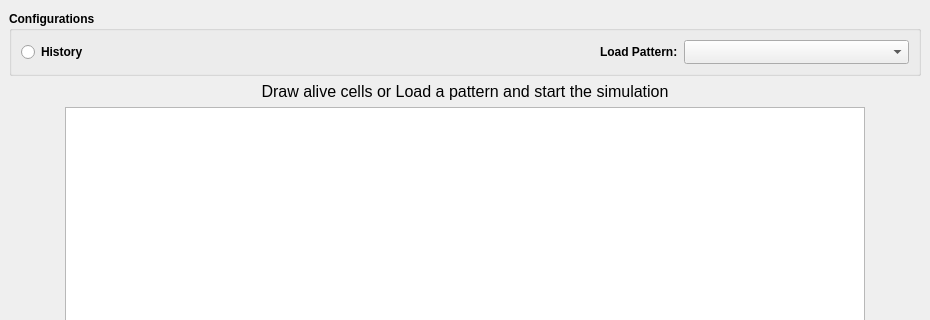
Above: view/GUI.ui from GiovanniBurbi/GameOfLife before the change; both pictures show x 0 to 930 and y 0 to 320 of the 930 by 646 pixel window. Below: the same form after it.
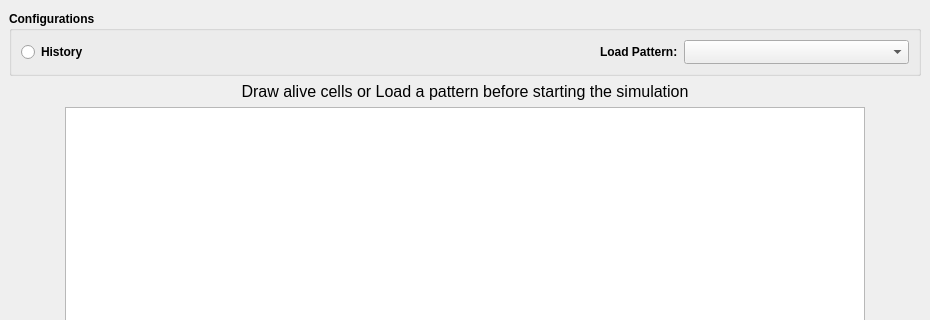
That is the form after the change.

Commit message: Changed initial info label

What changed in the file:
```diff
--- a/view/GUI.ui
+++ b/view/GUI.ui
@@ -140,7 +140,7 @@
          </font>
         </property>
         <property name="text">
-         <string>Draw alive cells or Load a pattern and start the simulation</string>
+         <string>Draw alive cells or Load a pattern before starting the simulation</string>
         </property>
         <property name="alignment">
          <set>Qt::AlignCenter</set>
```
The commit also changes 2 other files.
